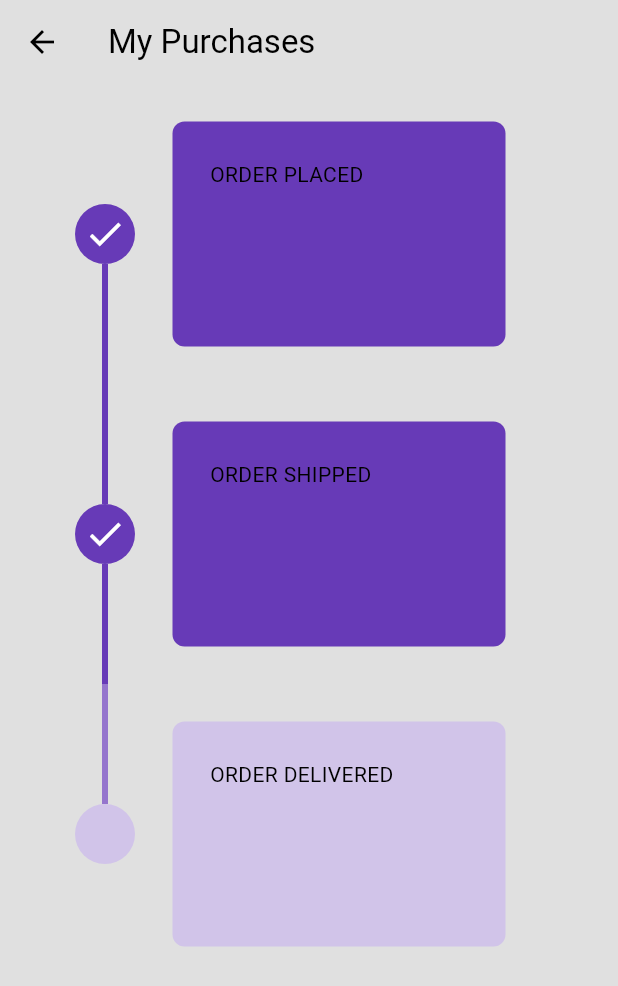
After one commit to Abdallemo/delivery_app, a Flutter app: the screen it shows once a user with an empty profile is signed in, in the side drawer, after a tap on "MY P U R C H A S E", on a phone screen of 412 x 824 dp. The commit adds this screen. Shown: the top 986 px of the screen. Run offline on Flutter 3.47's test engine with Material 3 defaults, Android fonts, the phone set to English and light mode, and no system bars; drawn by our look-alikes of timeline_tile; our stand-ins replace cloud_firestore, firebase_auth, firebase_core, flutter_credit_card; accounts and stored records are empty.

Commit message:
Added order page

```diff
--- /dev/null
+++ b/lib/components/event_card.dart
@@ -0,0 +1,21 @@
+import 'package:flutter/material.dart';
+
+class EventCard extends StatelessWidget {
+  final bool isPast;
+  final child;
+  const EventCard({super.key,required this.isPast,required this.child});
+
+  @override
+  Widget build(BuildContext context) {
+    return Container(
+      child: child,
+      margin: EdgeInsets.all(25),
+      padding: EdgeInsets.all(25),
+
+      decoration: BoxDecoration(
+        color: isPast ? Colors.deepPurple:Colors.deepPurple.shade100,
+        borderRadius: BorderRadius.circular(8)
+      ),
+    );
+  }
+}
--- a/lib/components/my_drawer.dart
+++ b/lib/components/my_drawer.dart
@@ -1,4 +1,5 @@
 import 'package:deliver/components/my_drawer_tile.dart';
+import 'package:deliver/pages/delivery_page.dart';
 import 'package:deliver/pages/profile_page.dart';
 import 'package:deliver/pages/settings_page.dart';
 import 'package:deliver/services/Auth/auth_service.dart';
@@ -44,6 +45,13 @@ class MyDrawer extends StatelessWidget {
               text: "P R O F I L E"),
 
               MyDrawerTile(
+              icon: Icons.delivery_dining_sharp,
+              onTap: () { Navigator.pop(context);
+              Navigator.push(context, MaterialPageRoute(builder: (context)=>const DeliveryPage()));} ,
+              text: "MY P U R C H A S E"),
+
+
+              MyDrawerTile(
               icon: Icons.settings_suggest_outlined,
               onTap: () { Navigator.pop(context);
               Navigator.push(context, MaterialPageRoute(builder: (context)=>const SettingsPage()));} ,
--- /dev/null
+++ b/lib/components/my_timeline_tile.dart
@@ -0,0 +1,40 @@
+import 'package:deliver/components/event_card.dart';
+import 'package:flutter/material.dart';
+import 'package:timeline_tile/timeline_tile.dart';
+
+class MyTimelineTile extends StatelessWidget {
+  final bool isFirst;
+  final bool isLast;
+  final bool isPast;
+  final eventCard;
+  const MyTimelineTile(
+      {super.key,
+      required this.isFirst,
+      required this.isLast,
+      required this.isPast,
+      required this.eventCard});
+
+  @override
+  Widget build(BuildContext context) {
+    return SizedBox(
+      height: 200,
+      child: TimelineTile(
+        isFirst: isFirst,
+        isLast: isLast,
+        beforeLineStyle: LineStyle(
+            color: isPast ? Colors.deepPurple : Colors.deepPurple.shade300),
+        indicatorStyle: IndicatorStyle(
+            width: 40,
+            color: isPast ? Colors.deepPurple : Colors.deepPurple.shade100,
+            iconStyle: IconStyle(
+                iconData: Icons.done,
+                color: isPast ? Colors.white : Colors.deepPurple.shade100)),
+        //event card
+        endChild: EventCard(
+          isPast: isPast,
+          child: eventCard,
+        ),
+      ),
+    );
+  }
+}
--- /dev/null
+++ b/lib/pages/delivery_page.dart
@@ -0,0 +1,48 @@
+import 'package:deliver/components/my_timeline_tile.dart';
+import 'package:flutter/material.dart';
+
+class DeliveryPage extends StatelessWidget {
+  const DeliveryPage({super.key});
+
+  @override
+  Widget build(BuildContext context) {
+    return Scaffold(
+      appBar: AppBar(
+        title: const Text(
+          'My Purchases',
+        ),
+      ),
+      backgroundColor: Theme.of(context).colorScheme.surface,
+      body: Padding(
+        padding: const EdgeInsets.symmetric(horizontal: 50.0),
+        child: ListView(
+          children: const [
+            //start timeline
+            MyTimelineTile(
+              isFirst: true,
+              isLast: false,
+              isPast: true,
+              eventCard: Text('ORDER PLACED'),
+            ),
+            //middle time line
+
+            MyTimelineTile(
+              isFirst: false,
+              isLast: false,
+              isPast: true,
+              eventCard: Text('ORDER SHIPPED'),
+            ),
+            //end time line
+
+            MyTimelineTile(
+              isFirst: false,
+              isLast: true,
+              isPast: false,
+              eventCard: Text('ORDER DELIVERED'),
+            )
+          ],
+        ),
+      ),
+    );
+  }
+}
--- a/pubspec.yaml
+++ b/pubspec.yaml
@@ -22,6 +22,7 @@ dependencies:
   firebase_core: ^3.8.1
   cloud_firestore: ^5.5.1
   lottie: ^1.2.1
+  timeline_tile: ^2.0.0
 dev_dependencies:
   flutter_test:
     sdk: flutter
```
Also changed, not shown: pubspec.lock.
